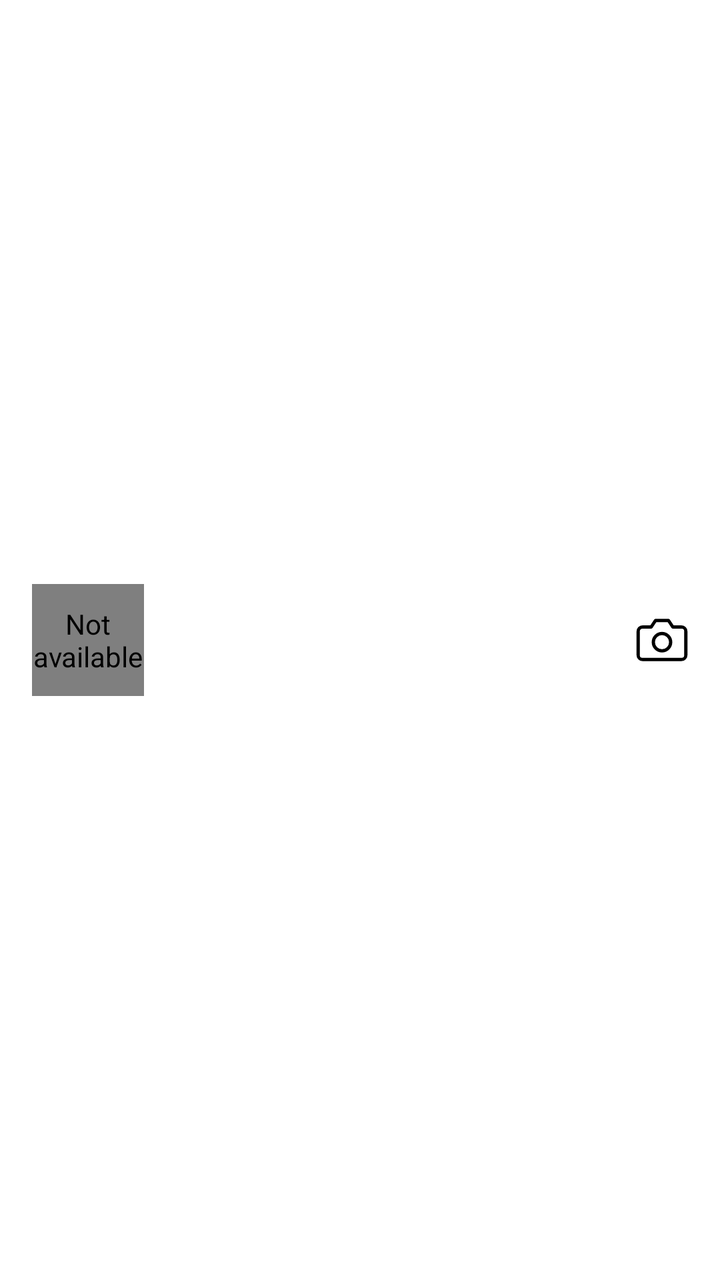
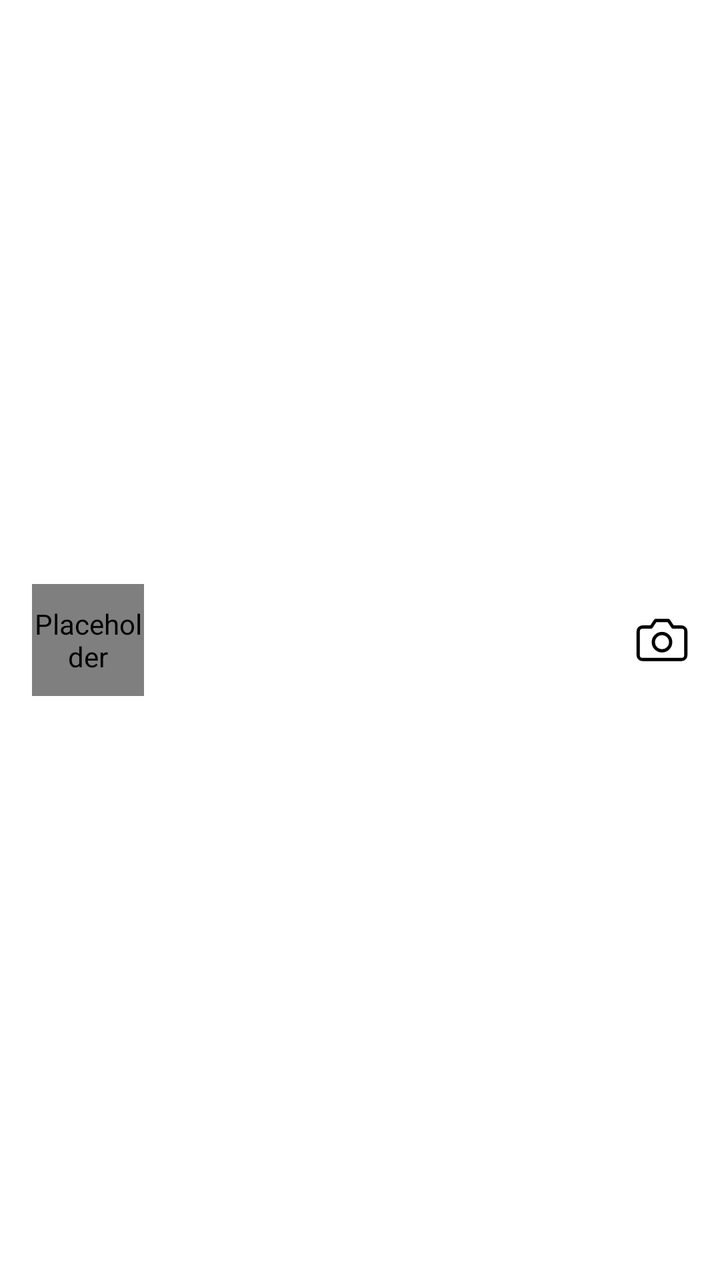

Before-and-after screenshots of an Android layout around one commit, followed by the original layout XML and the change that was made.
<!-- AndroidManifest.xml: application theme Theme.InstaClone -->
<!-- res/layout/item_conversation.xml -->
<?xml version="1.0" encoding="utf-8"?>
<RelativeLayout xmlns:android="http://schemas.android.com/apk/res/android"
    xmlns:app="http://schemas.android.com/apk/res-auto"
    android:layout_width="match_parent"
    android:layout_height="@dimen/inbox_row_height"
    android:background="?attr/selectableItemBackground"
    android:paddingStart="@dimen/inbox_row_padding_horizontal"
    android:paddingEnd="@dimen/inbox_row_padding_horizontal">

    <FrameLayout
        android:id="@+id/frame_avatar"
        android:layout_width="@dimen/inbox_avatar_size"
        android:layout_height="@dimen/inbox_avatar_size"
        android:layout_centerVertical="true"
        android:clipChildren="false">

        
        <View
            android:id="@+id/ring_story"
            android:layout_width="@dimen/inbox_avatar_ring_size"
            android:layout_height="@dimen/inbox_avatar_ring_size"
            android:layout_gravity="center"
            android:background="@drawable/bg_story_avatar_ring"
            android:visibility="gone" />

        <de.hdodenhof.circleimageview.CircleImageView
            android:id="@+id/iv_avatar"
            android:layout_width="@dimen/inbox_avatar_size"
            android:layout_height="@dimen/inbox_avatar_size"
            android:layout_gravity="center"
            android:contentDescription="@string/not_available"
            android:src="@drawable/ic_person_placeholder" />
    </FrameLayout>

    
    <LinearLayout
        android:layout_width="match_parent"
        android:layout_height="wrap_content"
        android:layout_centerVertical="true"
        android:layout_marginStart="@dimen/inbox_avatar_gap"
        android:layout_marginEnd="@dimen/inbox_avatar_gap"
        android:layout_toStartOf="@id/layout_end"
        android:layout_toEndOf="@id/frame_avatar"
        android:orientation="vertical">

        <LinearLayout
            android:layout_width="match_parent"
            android:layout_height="wrap_content"
            android:gravity="center_vertical"
            android:orientation="horizontal">

            <TextView
                android:id="@+id/tv_username"
                android:layout_width="wrap_content"
                android:layout_height="wrap_content"
                android:ellipsize="end"
                android:maxLines="1"
                android:textColor="?attr/themeTextPrimary"
                android:textSize="@dimen/inbox_name_size" />

            <ImageView
                android:id="@+id/iv_mute"
                android:layout_width="14dp"
                android:layout_height="14dp"
                android:layout_marginStart="6dp"
                android:contentDescription="Muted"
                android:src="@drawable/ic_volume_off"
                android:visibility="gone"
                app:tint="?attr/themeTextSecondary" />
        </LinearLayout>

        <TextView
            android:id="@+id/tv_last_message"
            android:layout_width="match_parent"
            android:layout_height="wrap_content"
            android:layout_marginTop="@dimen/inbox_row_line_gap"
            android:ellipsize="end"
            android:maxLines="1"
            android:textColor="?attr/themeTextSecondary"
            android:textSize="@dimen/inbox_message_size" />
    </LinearLayout>

    
    <LinearLayout
        android:id="@+id/layout_end"
        android:layout_width="wrap_content"
        android:layout_height="wrap_content"
        android:layout_alignParentEnd="true"
        android:layout_centerVertical="true"
        android:gravity="center_vertical"
        android:orientation="horizontal">

        <View
            android:id="@+id/iv_unread_dot"
            android:layout_width="@dimen/inbox_unread_dot_size"
            android:layout_height="@dimen/inbox_unread_dot_size"
            android:background="@drawable/bg_unread_dot_primary"
            android:visibility="gone" />

        
        <TextView
            android:id="@+id/tv_unread_badge"
            android:layout_width="wrap_content"
            android:layout_height="@dimen/inbox_badge_height"
            android:background="@drawable/bg_unread_badge_count"
            android:gravity="center"
            android:includeFontPadding="false"
            android:minWidth="@dimen/inbox_badge_min_width"
            android:paddingStart="@dimen/inbox_badge_padding"
            android:paddingEnd="@dimen/inbox_badge_padding"
            android:textColor="@color/white"
            android:textSize="@dimen/inbox_badge_text"
            android:textStyle="bold"
            android:visibility="gone" />

        <ImageView
            android:id="@+id/iv_camera"
            android:layout_width="@dimen/inbox_camera_size"
            android:layout_height="@dimen/inbox_camera_size"
            android:layout_marginStart="@dimen/inbox_unread_dot_gap"
            android:contentDescription="@string/inbox_camera"
            android:src="@drawable/ic_camera"
            app:tint="?attr/themeTextPrimary" />

        
        <TextView
            android:id="@+id/tv_time"
            android:layout_width="wrap_content"
            android:layout_height="wrap_content"
            android:layout_marginStart="@dimen/inbox_row_line_gap"
            android:textColor="?attr/themeTextSecondary"
            android:textSize="@dimen/text_meta"
            android:visibility="gone" />
    </LinearLayout>

</RelativeLayout>
<!-- resources referenced by this layout -->
<resources>
  <color name="white">#FFFFFF</color>
  <dimen name="inbox_avatar_gap">12dp</dimen>
  <dimen name="inbox_avatar_ring_size">64dp</dimen>
  <dimen name="inbox_avatar_size">56dp</dimen>
  <dimen name="inbox_badge_height">18dp</dimen>
  <dimen name="inbox_badge_min_width">18dp</dimen>
  <dimen name="inbox_badge_padding">5dp</dimen>
  <dimen name="inbox_badge_text">11sp</dimen>
  <dimen name="inbox_camera_size">26dp</dimen>
  <dimen name="inbox_message_size">14sp</dimen>
  <dimen name="inbox_name_size">15sp</dimen>
  <dimen name="inbox_row_height">76dp</dimen>
  <dimen name="inbox_row_line_gap">2dp</dimen>
  <dimen name="inbox_row_padding_horizontal">16dp</dimen>
  <dimen name="inbox_unread_dot_gap">16dp</dimen>
  <dimen name="inbox_unread_dot_size">8dp</dimen>
  <dimen name="text_meta">12sp</dimen>
  <!-- drawable bg_unread_badge_count (drawable) -->
  <?xml version="1.0" encoding="utf-8"?>
  <shape xmlns:android="http://schemas.android.com/apk/res/android"
      android:shape="rectangle">
      <solid android:color="@color/color_like" />
      <corners android:radius="9dp" />
  </shape>
  <!-- drawable bg_unread_dot_primary (drawable) -->
  <?xml version="1.0" encoding="utf-8"?>
  <shape xmlns:android="http://schemas.android.com/apk/res/android"
      android:shape="oval">
      <solid android:color="@color/color_primary" />
  </shape>
  <!-- drawable ic_person_placeholder (drawable) -->
  <?xml version="1.0" encoding="utf-8"?>
  <vector xmlns:android="http://schemas.android.com/apk/res/android"
      android:width="24dp"
      android:height="24dp"
      android:viewportWidth="24"
      android:viewportHeight="24">
      <path
          android:fillColor="#8E8E8E"
          android:pathData="M12,12c2.21,0 4,-1.79 4,-4s-1.79,-4 -4,-4 -4,1.79 -4,4 1.79,4 4,4zM12,14c-2.67,0 -8,1.34 -8,4v2h16v-2c0,-2.66 -5.33,-4 -8,-4z" />
  </vector>
  <!-- drawable ic_volume_off (drawable) -->
  <?xml version="1.0" encoding="utf-8"?>
  <vector xmlns:android="http://schemas.android.com/apk/res/android"
      android:width="24dp"
      android:height="24dp"
      android:viewportWidth="24"
      android:viewportHeight="24">
      <path
          android:fillColor="#FF000000"
          android:pathData="M16.5,12c0,-1.77 -1.02,-3.29 -2.5,-4.03v2.21l2.45,2.45c0.03,-0.2 0.05,-0.41 0.05,-0.63zm2.5,0c0,0.94 -0.2,1.82 -0.54,2.64l1.51,1.51C20.63,14.91 21,13.5 21,12c0,-4.28 -2.99,-7.86 -7,-8.77v2.06c2.89,0.86 5,3.54 5,6.71zM4.27,3L3,4.27 7.73,9H3v6h4l5,5v-6.73l4.25,4.25c-0.67,0.52 -1.42,0.93 -2.25,1.18v2.06c1.38,-0.31 2.63,-0.95 3.69,-1.81L19.73,21 21,19.73l-9,-9L4.27,3zM12,4L9.91,6.09 12,8.18V4z" />
  </vector>
  <string name="inbox_camera">Camera</string>
  <string name="not_available">Not available</string>
  <color name="story_gradient_1">#FEDA77</color>
  <color name="story_gradient_3">#DD2A7B</color>
  <color name="story_gradient_5">#515BD4</color>
  <dimen name="inbox_avatar_ring_thickness">4dp</dimen>
  <color name="color_background">#FFFFFF</color>
  <color name="color_like">#FF3040</color>
  <color name="color_primary">#0095F6</color>
  <color name="color_text_primary">#000000</color>
  <color name="color_text_secondary">#737373</color>
  <color name="color_surface_variant">#EFEFEF</color>
  <color name="color_divider">#DBDBDB</color>
  <color name="color_sheet">#FFFFFF</color>
  <!-- unchanged entries left out for length: 3 -->
</resources>

<!-- the commit's change to res/layout/item_conversation.xml (unified diff, before → after) -->
@@ -28,7 +28,7 @@
             android:layout_width="@dimen/inbox_avatar_size"
             android:layout_height="@dimen/inbox_avatar_size"
             android:layout_gravity="center"
-            android:contentDescription="@string/not_available"
+            android:contentDescription="@null"
             android:src="@drawable/ic_person_placeholder" />
     </FrameLayout>
 
<!-- resource entries referenced after the edit -->
@@ -53,7 +53,6 @@
           android:pathData="M16.5,12c0,-1.77 -1.02,-3.29 -2.5,-4.03v2.21l2.45,2.45c0.03,-0.2 0.05,-0.41 0.05,-0.63zm2.5,0c0,0.94 -0.2,1.82 -0.54,2.64l1.51,1.51C20.63,14.91 21,13.5 21,12c0,-4.28 -2.99,-7.86 -7,-8.77v2.06c2.89,0.86 5,3.54 5,6.71zM4.27,3L3,4.27 7.73,9H3v6h4l5,5v-6.73l4.25,4.25c-0.67,0.52 -1.42,0.93 -2.25,1.18v2.06c1.38,-0.31 2.63,-0.95 3.69,-1.81L19.73,21 21,19.73l-9,-9L4.27,3zM12,4L9.91,6.09 12,8.18V4z" />
   </vector>
   <string name="inbox_camera">Camera</string>
-  <string name="not_available">Not available</string>
   <color name="story_gradient_1">#FEDA77</color>
   <color name="story_gradient_3">#DD2A7B</color>
   <color name="story_gradient_5">#515BD4</color>
